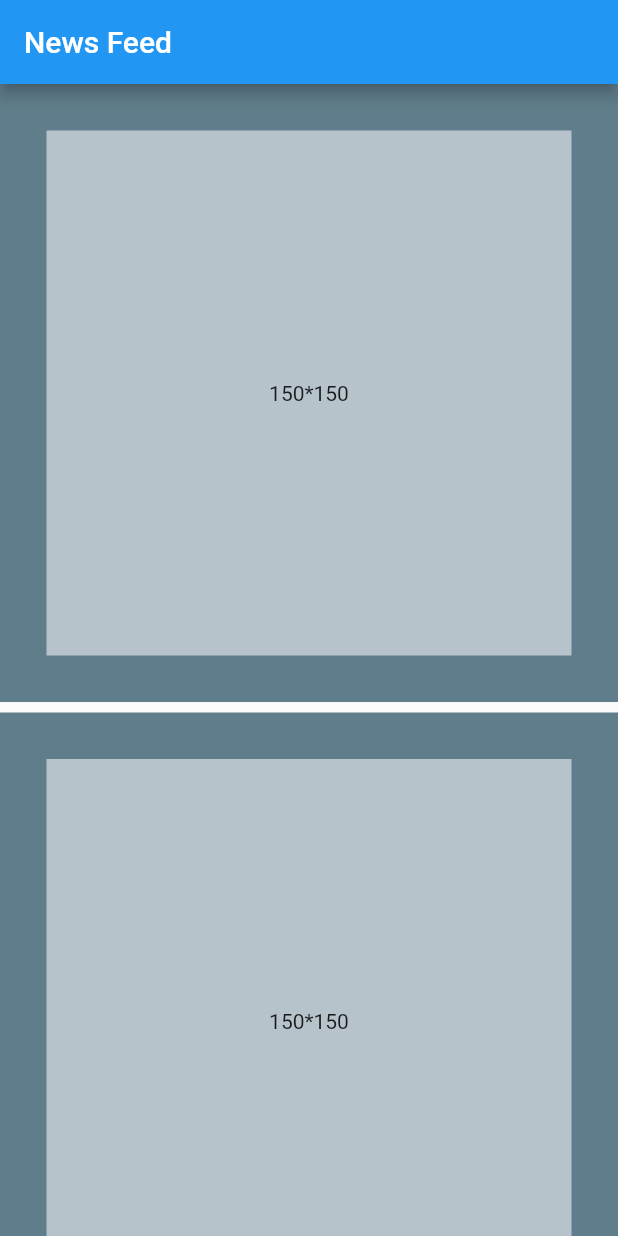
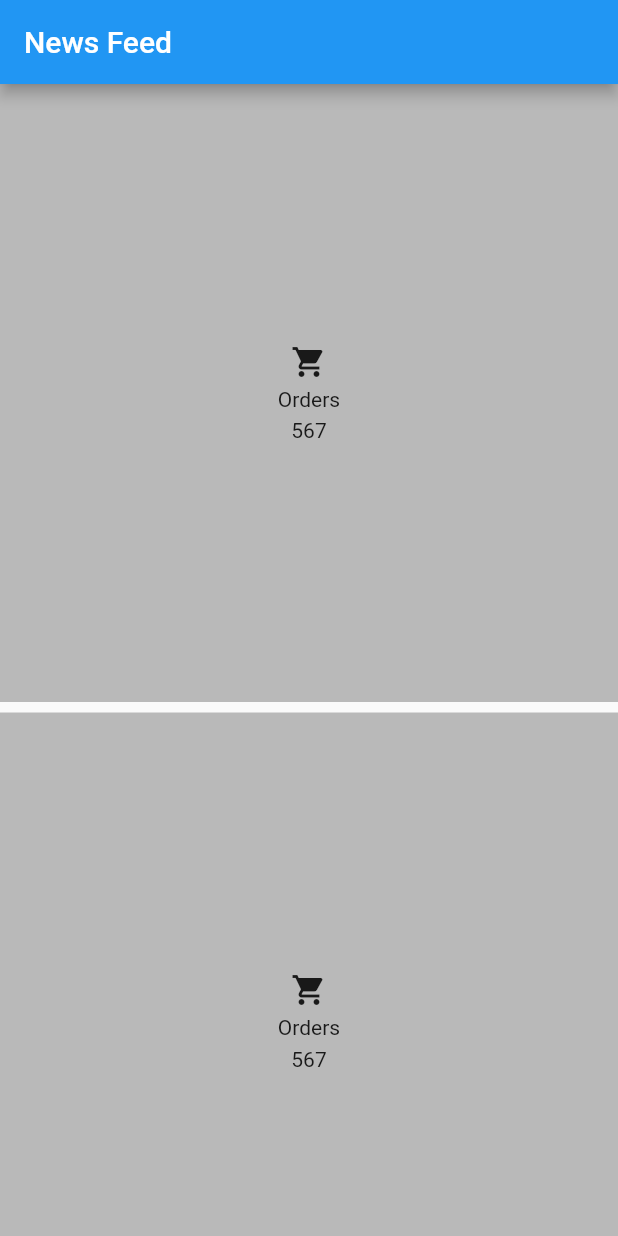
Before and after one commit to Satyajit033/live_test_module_10, a Flutter app: the screen it shows after launch, on a phone screen of 412 x 824 dp. Run offline on Flutter 3.47's test engine with Material 2 defaults, Android fonts, the phone set to English and light mode, and no system bars.

Commit message:
this is module 10 live test .....

```diff
--- a/lib/main.dart
+++ b/lib/main.dart
@@ -29,7 +29,7 @@ class _MyHomeState extends State<MyHome> {
   Widget build(BuildContext context) {
     return Scaffold(
       appBar: AppBar(
-        title: Text('News Feed'),
+         title:  Text('News Feed'),
       ),
       body: OrientationBuilder(
         builder: (context, orientation) {
@@ -58,119 +58,141 @@ class _MyHomeState extends State<MyHome> {
                                   Container(
                                     child:Center(
                                       child: Container(
-                                        height: 180,
-                                        width: 180,
-                                        child: Align(
-                                          alignment: Alignment.center,
-                                          child: Text(
-                                            '150*150',
-                                            textAlign: TextAlign.center,
+                                        child: Center(
+                                          child: Column(
+                                            mainAxisAlignment: MainAxisAlignment.center,
+                                            children: [
+                                              Icon(Icons.shopping_cart),
+                                              SizedBox(height: 5,),
+                                              Text("Orders"),
+                                              SizedBox(height: 5,),
+                                              Text("567"),
+                                            ],
                                           ),
                                         ),
-                                        color: Colors.white54,
+                                        height: 150,
+                                        width: 150,
                                       ),
                                     ),
-                                    color: Colors.blueGrey,
+                                    color: Colors.black26,
                                     height: 120,
                                     width: 120,
                                   ),
                                   Container(
                                     child:Center(
                                       child: Container(
-                                        height: 180,
-                                        width: 180,
-                                        child: Align(
-                                          alignment: Alignment.center,
-                                          child: Text(
-                                            '150*150',
-                                            textAlign: TextAlign.center,
+                                        child: Center(
+                                          child: Column(
+                                            mainAxisAlignment: MainAxisAlignment.center,
+                                            children: [
+                                              Icon(Icons.shopping_cart),
+                                              SizedBox(height: 5,),
+                                              Text("Orders"),
+                                              SizedBox(height: 5,),
+                                              Text("567"),
+                                            ],
                                           ),
                                         ),
-                                        color: Colors.white54,
+                                        height: 150,
+                                        width: 150,
                                       ),
                                     ),
-                                    color: Colors.blueGrey,
+                                    color: Colors.black26,
                                     height: 120,
                                     width: 120,
                                   ),
                                   Container(
                                     child:Center(
                                       child: Container(
-                                        height: 180,
-                                        width: 180,
-                                        child: Align(
-                                          alignment: Alignment.center,
-                                          child: Text(
-                                            '150*150',
-                                            textAlign: TextAlign.center,
+                                        child: Center(
+                                          child: Column(
+                                            mainAxisAlignment: MainAxisAlignment.center,
+                                            children: [
+                                              Icon(Icons.shopping_cart),
+                                              SizedBox(height: 5,),
+                                              Text("Orders"),
+                                              SizedBox(height: 5,),
+                                              Text("567"),
+                                            ],
                                           ),
                                         ),
-                                        color: Colors.white54,
+                                        height: 150,
+                                        width: 150,
                                       ),
                                     ),
-                                    color: Colors.blueGrey,
+                                    color: Colors.black26,
                                     height: 120,
                                     width: 120,
                                   ),
                                   Container(
                                     child:Center(
                                       child: Container(
-                                        height: 180,
-                                        width: 180,
-                                        child: Align(
-                                          alignment: Alignment.center,
-                                          child: Text(
-                                            '150*150',
-                                            textAlign: TextAlign.center,
+                                        child: Center(
+                                          child: Column(
+                                            mainAxisAlignment: MainAxisAlignment.center,
+                                            children: [
+                                              Icon(Icons.shopping_cart),
+                                              SizedBox(height: 5,),
+                                              Text("Orders"),
+                                              SizedBox(height: 5,),
+                                              Text("567"),
+                                            ],
                                           ),
                                         ),
-                                        color: Colors.white54,
+                                        height: 150,
+                                        width: 150,
                                       ),
                                     ),
-                                    color: Colors.blueGrey,
+                                    color: Colors.black26,
                                     height: 120,
                                     width: 120,
                                   ),
                                   Container(
                                     child:Center(
                                       child: Container(
-                                        height: 180,
-                                        width: 180,
-                                        child: Align(
-                                          alignment: Alignment.center,
-                                          child: Text(
-                                            '150*150',
-                                            textAlign: TextAlign.center,
+                                        child: Center(
+                                          child: Column(
+                                            mainAxisAlignment: MainAxisAlignment.center,
+                                            children: [
+                                              Icon(Icons.shopping_cart),
+                                              SizedBox(height: 5,),
+                                              Text("Orders"),
+                                              SizedBox(height: 5,),
+                                              Text("567"),
+                                            ],
                                           ),
                                         ),
-                                        color: Colors.white54,
+                                        height: 150,
+                                        width: 150,
                                       ),
                                     ),
-                                    color: Colors.blueGrey,
+                                    color: Colors.black26,
                                     height: 120,
                                     width: 120,
                                   ),
                                   Container(
                                     child:Center(
                                       child: Container(
-                                        height: 180,
-                                        width: 180,
-                                        child: Align(
-                                          alignment: Alignment.center,
-                                          child: Text(
-                                            '150*150',
-                                            textAlign: TextAlign.center,
+                                        child: Center(
+                                          child: Column(
+                                            mainAxisAlignment: MainAxisAlignment.center,
+                                            children: [
+                                              Icon(Icons.shopping_cart),
+                                              SizedBox(height: 5,),
+                                              Text("Orders"),
+                                              SizedBox(height: 5,),
+                                              Text("567"),
+                                            ],
                                           ),
                                         ),
-                                        color: Colors.white54,
+                                        height: 150,
+                                        width: 150,
                                       ),
                                     ),
-                                    color: Colors.blueGrey,
+                                    color: Colors.black26,
                                     height: 120,
                                     width: 120,
                                   ),
-
-
                                 ])),
                       ],
                     ),
@@ -194,119 +216,141 @@ class _MyHomeState extends State<MyHome> {
                               Container(
                                 child:Center(
                                   child: Container(
-                                    height: 350,
-                                    width: 350,
-                                    child: Align(
-                                      alignment: Alignment.center,
-                                      child: Text(
-                                        '150*150',
-                                        textAlign: TextAlign.center,
+                                    child: Center(
+                                      child: Column(
+                                        mainAxisAlignment: MainAxisAlignment.center,
+                                        children: [
+                                          Icon(Icons.shopping_cart),
+                                          SizedBox(height: 5,),
+                                          Text("Orders"),
+                                          SizedBox(height: 5,),
+                                          Text("567"),
+                                        ],
                                       ),
                                     ),
-                                    color: Colors.white54,
+                                    height: 150,
+                                    width: 150,
                                   ),
                                 ),
-                                color: Colors.blueGrey,
+                                color: Colors.black26,
                                 height: 120,
                                 width: 120,
                               ),
                               Container(
                                 child:Center(
                                   child: Container(
-                                    height: 350,
-                                    width: 350,
-                                    child: Align(
-                                      alignment: Alignment.center,
-                                      child: Text(
-                                        '150*150',
-                                        textAlign: TextAlign.center,
+                                    child: Center(
+                                      child: Column(
+                                        mainAxisAlignment: MainAxisAlignment.center,
+                                        children: [
+                                          Icon(Icons.shopping_cart),
+                                          SizedBox(height: 5,),
+                                          Text("Orders"),
+                                          SizedBox(height: 5,),
+                                          Text("567"),
+                                        ],
                                       ),
                                     ),
-                                    color: Colors.white54,
+                                    height: 150,
+                                    width: 150,
                                   ),
                                 ),
-                                color: Colors.blueGrey,
+                                color: Colors.black26,
                                 height: 120,
                                 width: 120,
                               ),
                               Container(
                                 child:Center(
                                   child: Container(
-                                    height: 350,
-                                    width: 350,
-                                    child: Align(
-                                      alignment: Alignment.center,
-                                      child: Text(
-                                        '150*150',
-                                        textAlign: TextAlign.center,
+                                    child: Center(
+                                      child: Column(
+                                        mainAxisAlignment: MainAxisAlignment.center,
+                                        children: [
+                                          Icon(Icons.shopping_cart),
+                                          SizedBox(height: 5,),
+                                          Text("Orders"),
+                                          SizedBox(height: 5,),
+                                          Text("567"),
+                                        ],
                                       ),
                                     ),
-                                    color: Colors.white54,
+                                    height: 150,
+                                    width: 150,
                                   ),
                                 ),
-                                color: Colors.blueGrey,
+                                color: Colors.black26,
                                 height: 120,
                                 width: 120,
                               ),
                               Container(
                                 child:Center(
                                   child: Container(
-                                    height: 350,
-                                    width: 350,
-                                    child: Align(
-                                      alignment: Alignment.center,
-                                      child: Text(
-                                        '150*150',
-                                        textAlign: TextAlign.center,
+                                    child: Center(
+                                      child: Column(
+                                        mainAxisAlignment: MainAxisAlignment.center,
+                                        children: [
+                                          Icon(Icons.shopping_cart),
+                                          SizedBox(height: 5,),
+                                          Text("Orders"),
+                                          SizedBox(height: 5,),
+                                          Text("567"),
+                                        ],
                                       ),
                                     ),
-                                    color: Colors.white54,
+                                    height: 150,
+                                    width: 150,
                                   ),
                                 ),
-                                color: Colors.blueGrey,
+                                color: Colors.black26,
                                 height: 120,
                                 width: 120,
                               ),
                               Container(
                                 child:Center(
                                   child: Container(
-                                    height: 350,
-                                    width: 350,
-                                    child: Align(
-                                      alignment: Alignment.center,
-                                      child: Text(
-                                        '150*150',
-                                        textAlign: TextAlign.center,
+                                    child: Center(
+                                      child: Column(
+                                        mainAxisAlignment: MainAxisAlignment.center,
+                                        children: [
+                                          Icon(Icons.shopping_cart),
+                                          SizedBox(height: 5,),
+                                          Text("Orders"),
+                                          SizedBox(height: 5,),
+                                          Text("567"),
+                                        ],
                                       ),
                                     ),
-                                    color: Colors.white54,
+                                    height: 150,
+                                    width: 150,
                                   ),
                                 ),
-                                color: Colors.blueGrey,
+                                color: Colors.black26,
                                 height: 120,
                                 width: 120,
                               ),
                               Container(
                                 child:Center(
                                   child: Container(
-                                    height: 350,
-                                    width: 350,
-                                    child: Align(
-                                      alignment: Alignment.center,
-                                      child: Text(
-                                        '150*150',
-                                        textAlign: TextAlign.center,
+                                    child: Center(
+                                      child: Column(
+                                        mainAxisAlignment: MainAxisAlignment.center,
+                                        children: [
+                                          Icon(Icons.shopping_cart),
+                                          SizedBox(height: 5,),
+                                          Text("Orders"),
+                                          SizedBox(height: 5,),
+                                          Text("567"),
+                                        ],
                                       ),
                                     ),
-                                    color: Colors.white54,
+                                    height: 150,
+                                    width: 150,
                                   ),
                                 ),
-                                color: Colors.blueGrey,
+                                color: Colors.black26,
                                 height: 120,
                                 width: 120,
                               ),
-
-
                             ])),
                   ]),
             );
```
